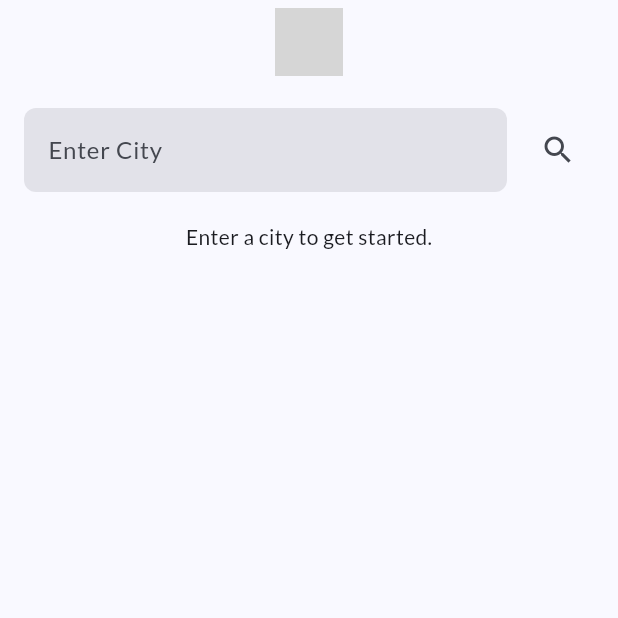
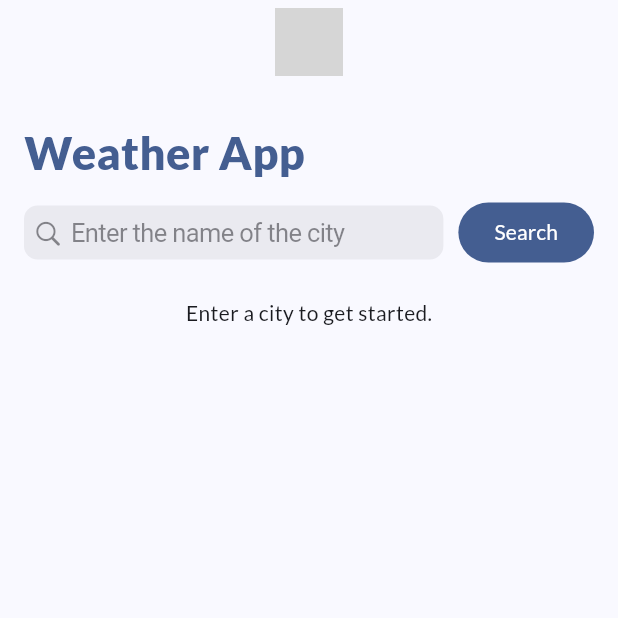
Before and after one commit to ogaroh/cs_weather_app, a Flutter app: the screen it shows after launch, on a phone screen of 412 x 824 dp, the top half of it. Run offline on Flutter 3.47's test engine with Material 3 defaults, Android fonts, the phone set to English and light mode, and no system bars; our stand-ins replace bloc, dio, equatable, flutter_bloc, flutter_dotenv, flutter_svg and 1 more; generated files the repository leaves out were written again; grey boxes are pictures that could not be loaded.

Commit message:
refactor weather feature: reorganize bloc structure and update dependencies

```diff
--- a/lib/app/view/app.dart
+++ b/lib/app/view/app.dart
@@ -1,7 +1,9 @@
-import 'package:assessment/blocs/weather_bloc.dart';
+// ignore_for_file: lines_longer_than_80_chars
+
+import 'package:assessment/weather/presentation/blocs/weather_bloc.dart';
 import 'package:assessment/l10n/l10n.dart';
-import 'package:assessment/screens/weather_screen.dart';
-import 'package:assessment/services/weather_repository.dart';
+import 'package:assessment/weather/presentation/screens/weather_screen.dart';
+import 'package:assessment/weather/services/weather_repository.dart';
 import 'package:assessment/theme/theme.dart';
 import 'package:assessment/theme/util.dart';
 import 'package:flutter/material.dart';
@@ -12,7 +14,7 @@ class App extends StatelessWidget {
 
   @override
   Widget build(BuildContext context) {
-    final brightness = View.of(context).platformDispatcher.platformBrightness;
+    // final brightness = View.of(context).platformDispatcher.platformBrightness;
 
     final textTheme = createTextTheme(context, 'Lato', 'Lato');
 
@@ -25,7 +27,8 @@ class App extends StatelessWidget {
         ),
       ],
       child: MaterialApp(
-        theme: brightness == Brightness.light ? theme.light() : theme.dark(),
+        // theme: brightness == Brightness.light ? theme.light() : theme.dark(),
+        theme: theme.light(),
         localizationsDelegates: AppLocalizations.localizationsDelegates,
         supportedLocales: AppLocalizations.supportedLocales,
         home: const WeatherScreen(),
--- a/lib/blocs/weather_bloc.dart
+++ b/lib/weather/presentation/blocs/weather_bloc.dart
@@ -1,5 +1,5 @@
 // blocs/weather_bloc.dart
-import 'package:assessment/services/weather_repository.dart';
+import 'package:assessment/weather/services/weather_repository.dart';
 import 'package:bloc/bloc.dart';
 import 'package:equatable/equatable.dart';
 
@@ -7,8 +7,9 @@ part 'weather_event.dart';
 part 'weather_state.dart';
 
 class WeatherBloc extends Bloc<WeatherEvent, WeatherState> {
+  WeatherBloc(this.weatherRepository) : super(WeatherInitial()) {
 
-  WeatherBloc(this.weatherRepository) : super(WeatherInitial()) {
+    // on receive the fetch weather event
     on<FetchWeather>((event, emit) async {
       emit(WeatherLoading());
       try {
@@ -16,8 +17,12 @@ class WeatherBloc extends Bloc<WeatherEvent, WeatherState> {
             await weatherRepository.fetchCurrentWeather(event.city);
         final forecastData =
             await weatherRepository.fetchWeatherForecast(event.city);
-        emit(WeatherLoaded(
-            weatherData: weatherData, forecastData: forecastData,),);
+        emit(
+          WeatherLoaded(
+            weatherData: weatherData,
+            forecastData: forecastData,
+          ),
+        );
       } catch (e) {
         emit(const WeatherError(message: 'Could not fetch weather data.'));
       }
--- a/lib/screens/weather_screen.dart
+++ b/lib/weather/presentation/screens/weather_screen.dart
@@ -1,7 +1,10 @@
 // screens/weather_screen.dart
 // ignore_for_file: avoid_dynamic_calls, lines_longer_than_80_chars
 
-import 'package:assessment/blocs/weather_bloc.dart';
+import 'dart:developer';
+
+import 'package:assessment/weather/presentation/blocs/weather_bloc.dart';
+import 'package:flutter/cupertino.dart';
 import 'package:flutter/material.dart';
 import 'package:flutter_bloc/flutter_bloc.dart';
 import 'package:flutter_svg/flutter_svg.dart';
@@ -36,31 +39,47 @@ class _WeatherScreenState extends State<WeatherScreen> {
           child: Column(
             crossAxisAlignment: CrossAxisAlignment.start,
             children: [
+              Padding(
+                padding: const EdgeInsets.symmetric(vertical: 8),
+                child: Text(
+                  'Weather App',
+                  style: TextStyle(
+                    fontSize: 30,
+                    fontWeight: FontWeight.w900,
+                    color: Theme.of(context).primaryColor,
+                  ),
+                ),
+              ),
               Row(
                 mainAxisAlignment: MainAxisAlignment.spaceBetween,
                 children: [
                   Expanded(
-                    child: TextField(
+                    child: CupertinoSearchTextField(
                       controller: _cityController,
-                      decoration: InputDecoration(
-                        hintText: 'Enter City',
-                        filled: true,
-                        border: OutlineInputBorder(
-                          borderRadius: BorderRadius.circular(8),
-                          borderSide: BorderSide.none,
-                        ),
-                      ),
+                      placeholder: 'Enter the name of the city',
+                      onSubmitted: (value) {
+                        final city = value.trim();
+                        if (city.isNotEmpty) {
+                          context.read<WeatherBloc>().add(FetchWeather(city));
+                        }
+                      },
+                      // onChanged: (value) {
+                      //   final city = value.trim();
+                      //   if (city.isNotEmpty) {
+                      //     context.read<WeatherBloc>().add(FetchWeather(city));
+                      //   }
+                      // },
                     ),
                   ),
                   const SizedBox(width: 10),
-                  IconButton(
+                  FilledButton(
                     onPressed: () {
                       final city = _cityController.text.trim();
                       if (city.isNotEmpty) {
                         context.read<WeatherBloc>().add(FetchWeather(city));
                       }
                     },
-                    icon: const Icon(Icons.search),
+                    child: const Text('Search'),
                   ),
                 ],
               ),
@@ -70,7 +89,7 @@ class _WeatherScreenState extends State<WeatherScreen> {
                 builder: (context, state) {
                   if (state is WeatherLoading) {
                     return const Center(
-                      child: CircularProgressIndicator.adaptive(),
+                      child: CupertinoActivityIndicator(),
                     );
                   } else if (state is WeatherLoaded) {
                     // Current Weather
@@ -81,6 +100,8 @@ class _WeatherScreenState extends State<WeatherScreen> {
                           DateTime.parse(item['dt_txt'] as String);
                       return forecastDate.day == now.day + 1;
                     });
+
+                    log(state.weatherData.toString());
 
                     return Expanded(
                       child: SingleChildScrollView(
@@ -101,6 +122,13 @@ class _WeatherScreenState extends State<WeatherScreen> {
                                 fontWeight: FontWeight.bold,
                               ),
                             ),
+                            Text(
+                              'Feels like ${double.parse(state.weatherData['main']['temp'].toString()).toStringAsFixed(0)}°C',
+                              style: const TextStyle(
+                                fontSize: 14,
+                                fontWeight: FontWeight.w300,
+                              ),
+                            ),
                             const SizedBox(height: 10),
                             Text(
                               state.weatherData['weather'][0]['description']
@@ -110,6 +138,7 @@ class _WeatherScreenState extends State<WeatherScreen> {
                                 fontWeight: FontWeight.w300,
                               ),
                             ),
+
                             const SizedBox(height: 20),
 
                             // Hourly Forecast
--- a/lib/services/weather_repository.dart
+++ b/lib/weather/services/weather_repository.dart
@@ -9,7 +9,7 @@ class WeatherRepository {
   final String _apiKey = dotenv.env['API_KEY'] ?? '';
   final String _baseUrl = dotenv.env['BASE_URL'] ?? '';
 
-
+// fetch current weather
   Future<Map<String, dynamic>> fetchCurrentWeather(String city) async {
     final response = await _dio.get(
       '$_baseUrl/weather',
@@ -22,6 +22,7 @@ class WeatherRepository {
     return response.data as Map<String, dynamic>;
   }
 
+  // fetch the weather forecast
   Future<Map<String, dynamic>> fetchWeatherForecast(String city) async {
     final response = await _dio.get(
       '$_baseUrl/forecast',
--- a/pubspec.yaml
+++ b/pubspec.yaml
@@ -8,6 +8,7 @@ environment:
 
 dependencies:
   bloc: ^8.1.4
+  cupertino_icons: ^1.0.8
   dio: ^5.7.0
   equatable: ^2.0.7
   flutter:
@@ -19,6 +20,7 @@ dependencies:
   flutter_svg: ^2.0.17
   google_fonts: ^6.2.1
   intl: ^0.19.0
+  weather_icons: ^3.0.0
 
 dev_dependencies:
   bloc_test: ^9.1.7
```
Also changed, not shown: lib/weather/presentation/blocs/weather_event.dart (renamed from lib/blocs/weather_event.dart), lib/weather/presentation/blocs/weather_state.dart (renamed from lib/blocs/weather_state.dart), pubspec.lock.
